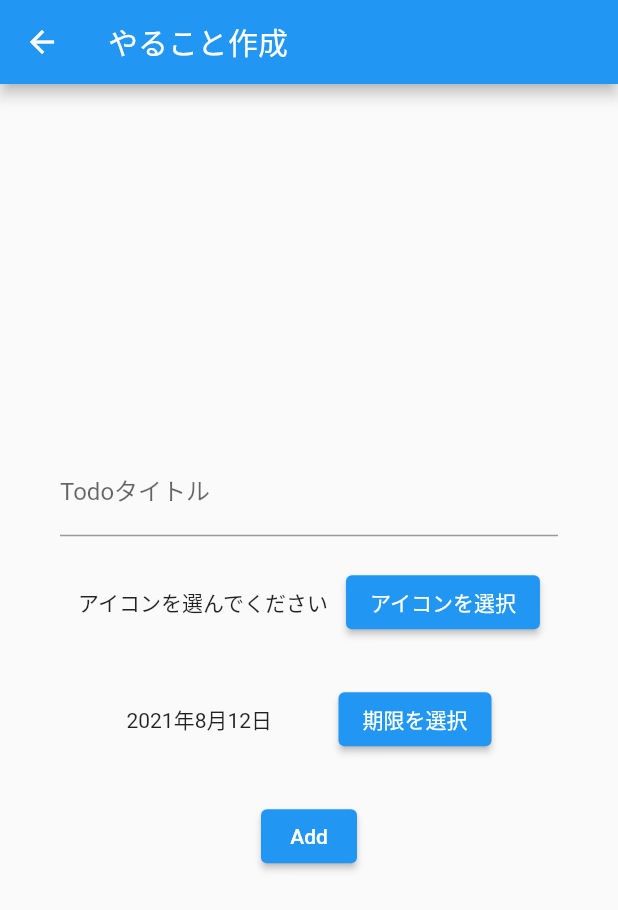
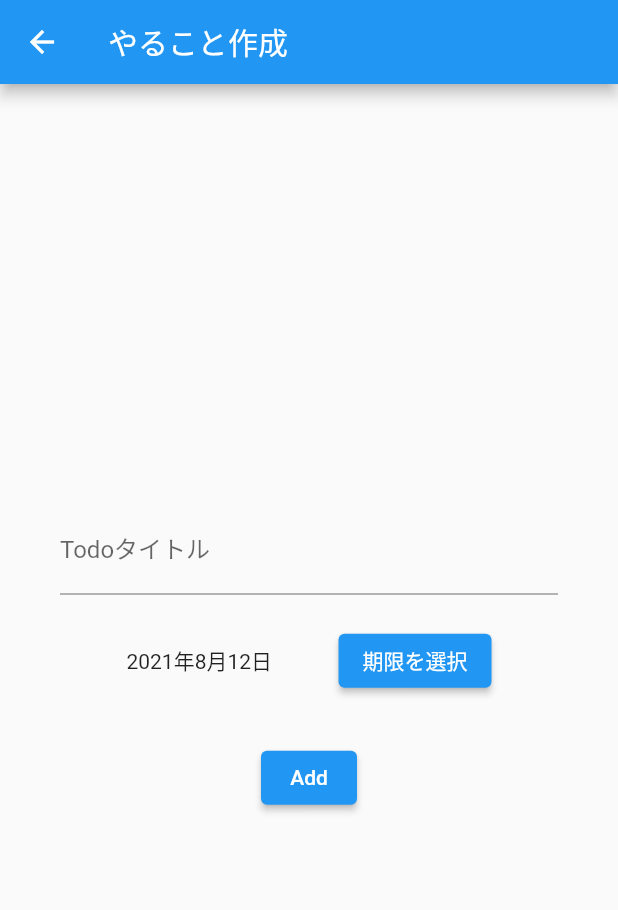
Before and after one commit to frappuccino2316/daisy, a Flutter app: the screen it shows after launch, after a tap on the "add" icon, on a phone screen of 412 x 824 dp. Shown: the top 910 px of the screen. Run offline on Flutter 3.47's test engine with Material 2 defaults, Android fonts, the phone set to English and light mode, and no system bars.

Commit message:
Iconを削除

```diff
--- a/lib/todo/models/todo.dart
+++ b/lib/todo/models/todo.dart
@@ -1,13 +1,11 @@
-import 'package:flutter/material.dart';
 import 'package:intl/intl.dart';
 import 'package:intl/date_symbol_data_local.dart';
 
 class Todo {
   String title;
-  IconData icon;
   DateTime deadLine;
 
-  Todo(this.title, this.icon, this.deadLine);
+  Todo(this.title, this.deadLine);
 
   String toStringDeadline() {
     initializeDateFormatting('ja');
--- a/lib/todo/views/create_todo_page.dart
+++ b/lib/todo/views/create_todo_page.dart
@@ -1,5 +1,4 @@
 import 'package:flutter/material.dart';
-import 'package:flutter_iconpicker/flutter_iconpicker.dart';
 import 'package:intl/intl.dart';
 
 import '../models/todo.dart';
@@ -11,17 +10,17 @@ class CreateTodoPage extends StatefulWidget {
 
 class _CreateTodoPageState extends State<CreateTodoPage> {
   String _title = '';
-  IconData? _icon;
+  // IconData? _icon;
   DateTime _dateTime = DateTime.now();
 
   bool _isError = false;
 
-  void _pickIcon() async {
-    IconData? icon = await FlutterIconPicker.showIconPicker(context);
-    setState(() {
-      _icon = icon;
-    });
-  }
+  // void _pickIcon() async {
+  //   IconData? icon = await FlutterIconPicker.showIconPicker(context);
+  //   setState(() {
+  //     _icon = icon;
+  //   });
+  // }
 
   void _pickDate() async {
     final DateTime? selected = await showDatePicker(
@@ -54,21 +53,21 @@ class _CreateTodoPageState extends State<CreateTodoPage> {
                     labelText: 'Todoタイトル',
                   ),
                   onChanged: (String text) => _title = text),
-              Container(
-                padding: const EdgeInsets.only(top: 20.0, bottom: 10.0),
-                child: Row(
-                  mainAxisAlignment: MainAxisAlignment.spaceEvenly,
-                  children: [
-                    _icon != null
-                        ? Icon(_icon, size: 45.0)
-                        : const Text('アイコンを選んでください'),
-                    ElevatedButton(
-                      child: const Text('アイコンを選択'),
-                      onPressed: () => _pickIcon(),
-                    ),
-                  ],
-                ),
-              ),
+              // Container(
+              //   padding: const EdgeInsets.only(top: 20.0, bottom: 10.0),
+              //   child: Row(
+              //     mainAxisAlignment: MainAxisAlignment.spaceEvenly,
+              //     children: [
+              //       _icon != null
+              //           ? Icon(_icon, size: 45.0)
+              //           : const Text('アイコンを選んでください'),
+              //       ElevatedButton(
+              //         child: const Text('アイコンを選択'),
+              //         onPressed: () => _pickIcon(),
+              //       ),
+              //     ],
+              //   ),
+              // ),
               Container(
                 padding: const EdgeInsets.only(top: 20.0, bottom: 30.0),
                 child: Row(
@@ -86,10 +85,10 @@ class _CreateTodoPageState extends State<CreateTodoPage> {
               ElevatedButton(
                 child: const Text('Add'),
                 onPressed: () {
-                  if (_title == '' || _icon == null) {
+                  if (_title == '') {
                     setState(() => _isError = true);
                   } else {
-                    Navigator.pop(context, Todo(_title, _icon!, _dateTime));
+                    Navigator.pop(context, Todo(_title, _dateTime));
                   }
                 },
               ),
--- a/lib/todo/views/todo_list_page.dart
+++ b/lib/todo/views/todo_list_page.dart
@@ -11,9 +11,8 @@ class TodoListPage extends StatefulWidget {
 
 class _TodoListPageState extends State<TodoListPage> {
   final _todoItems = TodoList([
-    Todo('牛乳を買う', Icons.description, DateTime.parse('1996-02-15 20:18:04Z')),
-    Todo('物件探す', Icons.local_grocery_store,
-        DateTime.parse('1994-04-14 13:00:04Z')),
+    Todo('牛乳を買う', DateTime.parse('1996-02-15 20:18:04Z')),
+    Todo('物件探す', DateTime.parse('1994-04-14 13:00:04Z')),
   ]);
 
   void _addTodo(Todo todo) {
@@ -39,10 +38,6 @@ class _TodoListPageState extends State<TodoListPage> {
                 border: Border.all(width: 1.0, color: Colors.black),
               ),
               child: ListTile(
-                leading: Icon(
-                  _todoItems.items[index].icon,
-                  size: 35.0,
-                ),
                 title: Text(_todoItems.items[index].title),
                 subtitle: Text(_todoItems.items[index].toStringDeadline()),
                 trailing: IconButton(
```
Also changed, not shown: 2 other files.
